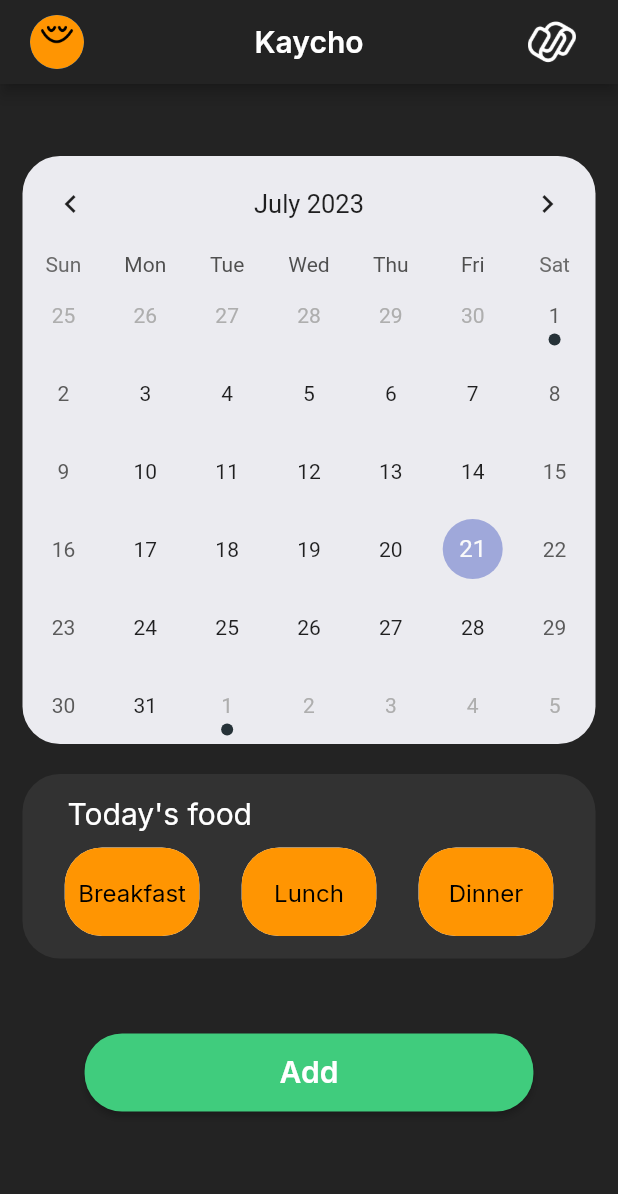
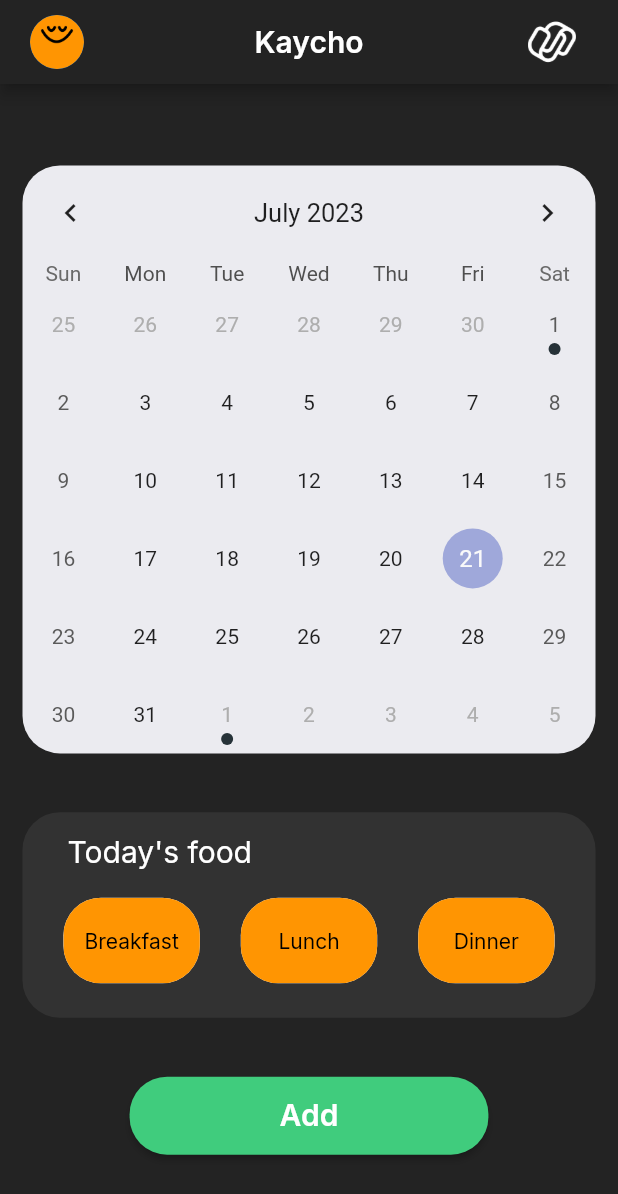
Before and after one commit to sreenath-kp/kayicho, a Flutter app: the HomeScreen screen opened by its route, on a phone screen of 412 x 824 dp. Shown: the top 1194 px of the screen. Run offline on Flutter 3.47's test engine with Material 2 defaults, Android fonts, the phone set to English and light mode, and no system bars; drawn by our look-alikes of table_calendar; our stand-ins replace cloud_firestore, firebase_auth, firebase_core, flutter_spinkit, google_fonts; accounts and stored records are empty.

Commit message:
ui updates

```diff
--- a/lib/models/bill.dart
+++ b/lib/models/bill.dart
@@ -3,7 +3,11 @@ class Bill {
   String amount;
   bool isPaid = false;
 
-  Bill({required this.amount, required this.month, required this.isPaid});
+  Bill({
+    required this.amount,
+    required this.month,
+    required this.isPaid,
+  });
 }
 
 List<Bill> billList = [
--- a/lib/models/day.dart
+++ b/lib/models/day.dart
@@ -1,6 +1,6 @@
 class Day {
   late DateTime date;
-  late bool atebreakfast;
-  late bool atelunch;
-  late bool ateDinner;
+  bool atebreakfast = false;
+  bool atelunch = false;
+  bool ateDinner = false;
 }
--- a/lib/screens/bill_screen.dart
+++ b/lib/screens/bill_screen.dart
@@ -1,3 +1,4 @@
+import 'package:firebase_auth/firebase_auth.dart';
 import 'package:flutter/material.dart';
 import 'package:google_fonts/google_fonts.dart';
 import 'package:kayicho/shared/theme.dart';
--- a/lib/screens/home.dart
+++ b/lib/screens/home.dart
@@ -1,13 +1,15 @@
 // home screen
+import 'dart:math';
 import 'package:flutter/material.dart';
 import 'package:google_fonts/google_fonts.dart';
 import 'package:kayicho/shared/theme.dart';
 import 'package:kayicho/widgets/calendar.dart';
 import 'package:kayicho/widgets/filter_chip.dart';
+import 'package:firebase_auth/firebase_auth.dart';
 
 class HomeScreen extends StatefulWidget {
-  const HomeScreen({super.key});
-
+  HomeScreen({super.key});
+  final image = Random().nextInt(4) + 1;
   @override
   State<HomeScreen> createState() => _HomeScreenState();
 }
@@ -18,6 +20,7 @@ class _HomeScreenState extends State<HomeScreen> {
   bool lisSelected = false;
   bool disSelected = false;
   Color buttonColor = const Color(0xFF40CC7D);
+
   @override
   Widget build(BuildContext context) {
     return Scaffold(
@@ -27,10 +30,27 @@ class _HomeScreenState extends State<HomeScreen> {
         // Profile icon button
         leading: IconButton(
           padding: const EdgeInsets.only(left: 20),
-          onPressed: () {},
-          icon: const CircleAvatar(
+          onPressed: () {
+            showDialog(
+                context: context,
+                builder: (context) {
+                  return Dialog(
+                    child: ListTile(
+                      title: Text('Hi Username'),
+                      trailing: TextButton(
+                        onPressed: () {
+                          FirebaseAuth.instance.signOut();
+                          Navigator.pop(context);
+                        },
+                        child: const Text('Logout'),
+                      ),
+                    ),
+                  );
+                });
+          },
+          icon: CircleAvatar(
             radius: 18,
-            backgroundImage: AssetImage('assets/face1.png'),
+            backgroundImage: AssetImage('assets/face${widget.image}.png'),
           ),
         ),
         title: Text(
@@ -53,12 +73,16 @@ class _HomeScreenState extends State<HomeScreen> {
           const SizedBox(width: 20),
         ],
       ),
-      body: Column(
+      body: Padding(
+        padding: const EdgeInsets.all(15.0),
+        child: Column(
+          mainAxisAlignment: MainAxisAlignment.spaceEvenly,
+          mainAxisSize: MainAxisSize.max,
           //calender
           children: [
             const Calender(),
             Container(
-            margin: const EdgeInsets.symmetric(horizontal: 15),
+              // margin: const EdgeInsets.symmetric(horizontal: 15),
               padding: const EdgeInsets.symmetric(vertical: 15),
               decoration: BoxDecoration(
                 borderRadius: BorderRadius.circular(25),
@@ -78,18 +102,25 @@ class _HomeScreenState extends State<HomeScreen> {
                       ),
                     ),
                   ),
-                Row(
-                  mainAxisAlignment: MainAxisAlignment.spaceEvenly,
-                  children: const [
+                  // const Row(
+                  //   mainAxisAlignment: MainAxisAlignment.spaceEvenly,
+                  //   children: [
+                  //     MyFilterChip(labelText: 'Breakfast'),
+                  //     MyFilterChip(labelText: 'Lunch'),
+                  //     MyFilterChip(labelText: 'Dinner'),
+                  //   ],
+                  // ),
+                  const ButtonBar(
+                    alignment: MainAxisAlignment.spaceEvenly,
+                    children: [
                       MyFilterChip(labelText: 'Breakfast'),
                       MyFilterChip(labelText: 'Lunch'),
                       MyFilterChip(labelText: 'Dinner'),
                     ],
-                ),
+                  )
                 ],
               ),
             ),
-          const SizedBox(height: 50),
             ElevatedButton(
               style: ButtonStyle(
                 overlayColor: MaterialStateProperty.resolveWith<Color?>(
@@ -97,6 +128,7 @@ class _HomeScreenState extends State<HomeScreen> {
                     if (states.contains(MaterialState.pressed)) {
                       return const Color(0xFF0A4624);
                     }
+                    return null;
                   },
                 ),
                 shape: MaterialStateProperty.all<RoundedRectangleBorder>(
@@ -106,7 +138,7 @@ class _HomeScreenState extends State<HomeScreen> {
                 ),
                 backgroundColor: MaterialStateProperty.all(buttonColor),
                 padding: const MaterialStatePropertyAll(
-                  EdgeInsets.symmetric(vertical: 14, horizontal: 130)),
+                    EdgeInsets.symmetric(vertical: 14, horizontal: 100)),
               ),
               child: Text(
                 'Add',
@@ -131,6 +163,7 @@ class _HomeScreenState extends State<HomeScreen> {
             ),
           ],
         ),
+      ),
     );
   }
 }
--- a/lib/services/database.dart
+++ b/lib/services/database.dart
@@ -1,6 +1,5 @@
 import 'package:cloud_firestore/cloud_firestore.dart';
 import 'package:kayicho/models/bill.dart';
-import 'package:kayicho/models/day.dart';
 
 class DatabaseService {
   final String uid;
@@ -9,7 +8,7 @@ class DatabaseService {
   final CollectionReference userDatabase =
       FirebaseFirestore.instance.collection('userDatabase');
   Future updateBillList(List<Bill> listbills) async {
-    return await userDatabase.doc(uid).set({
+    return await userDatabase.doc().set({
       'listbills': listbills,
     });
   }
--- a/lib/widgets/calendar.dart
+++ b/lib/widgets/calendar.dart
@@ -36,7 +36,7 @@ class _CalenderState extends State<Calender> {
   @override
   Widget build(BuildContext context) {
     return Container(
-      margin: const EdgeInsets.fromLTRB(15, 48, 15, 20),
+      // margin: const EdgeInsets.fromLTRB(15, 48, 15, 20),
       decoration: BoxDecoration(
         borderRadius: BorderRadius.circular(25),
         color: darkTheme.colorScheme.onPrimary,
@@ -61,7 +61,6 @@ class _CalenderState extends State<Calender> {
           }
           return [];
         },
-
       ),
     );
   }
--- a/lib/widgets/filter_chip.dart
+++ b/lib/widgets/filter_chip.dart
@@ -16,10 +16,19 @@ class _MyFilterChipState extends State<MyFilterChip> {
   Widget build(BuildContext context) {
     return FilterChip(
       selected: isSelected,
-      label: SizedBox(width: 75, child: Center(child: Text(widget.labelText))),
+      showCheckmark: false,
+      label: SizedBox(
+          width: 75,
+          child: Center(
+              child: isSelected
+                  ? const Icon(
+                      Icons.check,
+                      size: 16,
+                    )
+                  : Text(widget.labelText))),
       labelStyle: GoogleFonts.inter(
         color: Colors.black,
-        fontSize: 16,
+        fontSize: 14,
         fontWeight: FontWeight.w400,
       ),
       onSelected: (value) {
--- a/pubspec.yaml
+++ b/pubspec.yaml
@@ -40,7 +40,7 @@ dependencies:
 
   # The following adds the Cupertino Icons font to your application.
   # Use with the CupertinoIcons class for iOS style icons.
-  cupertino_icons: ^1.0.2
+  google_sign_in: ^6.1.4
 
 dev_dependencies:
   flutter_test:
```
Also changed, not shown: lib/screens/spashscreen.dart (added, +20 -0 lines), lib/services/auth.dart (+6 -2 lines), pubspec.lock, 2 other files. Lines whose indentation alone changed are shown as unchanged.
